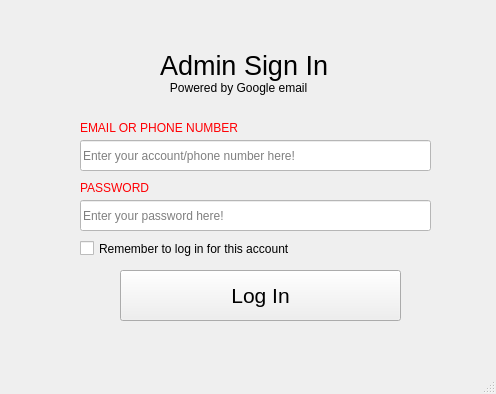
First picture: the form in PTI/SPCK/GUI/admin.ui, repository GreenSystemDuy08/TL-C4K-PTI01, before the edit.
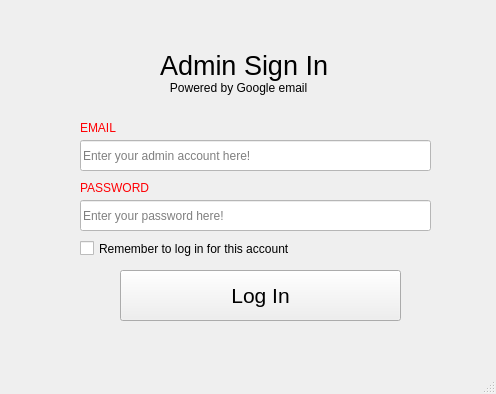
Second picture: the form after the edit.

Patch:
```diff
--- a/PTI/SPCK/GUI/admin.ui
+++ b/PTI/SPCK/GUI/admin.ui
@@ -48,7 +48,7 @@
      <string notr="true">color: rgb(255, 0, 4);</string>
     </property>
     <property name="text">
-     <string>EMAIL OR PHONE NUMBER</string>
+     <string>EMAIL</string>
     </property>
    </widget>
    <widget class="QLabel" name="label_3">
@@ -146,7 +146,7 @@
      <string/>
     </property>
     <property name="placeholderText">
-     <string>Enter your account/phone number here!</string>
+     <string>Enter your admin account here!</string>
     </property>
    </widget>
    <widget class="QLabel" name="label_4">
```
